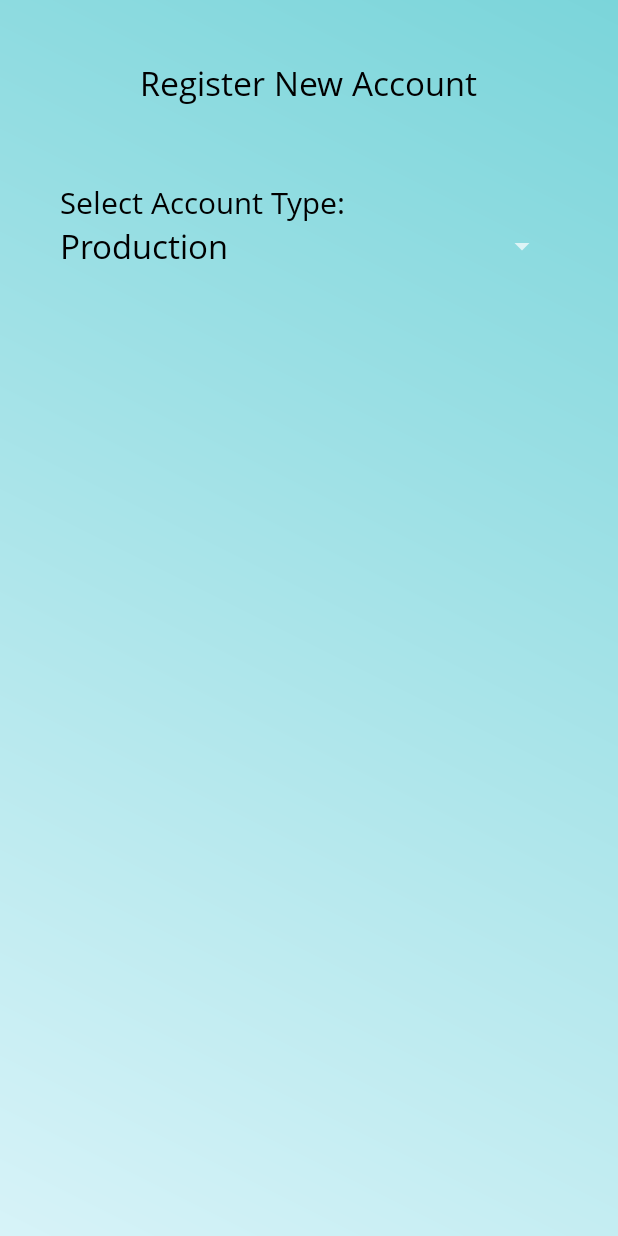
After one commit to rgsmith98/dispatch-project, an Android app: the SignupActivity screen opened directly, with no data from a screen before it, on a phone screen of 412 x 824 dp. The commit adds this screen. Run offline under Robolectric (Android 15) with nearby library versions, the phone set to English and light mode, and no system bars.

Commit message:
Start New Design of Signup Screen

```diff
--- /dev/null
+++ b/app/src/main/java/com/example/dispatchproject/SignupActivity.java
@@ -0,0 +1,34 @@
+package com.example.dispatchproject;
+
+import android.content.Context;
+import android.os.Bundle;
+import android.widget.ArrayAdapter;
+import android.widget.AutoCompleteTextView;
+import android.widget.ListAdapter;
+import android.widget.Spinner;
+import android.widget.SpinnerAdapter;
+
+import androidx.appcompat.app.AppCompatActivity;
+
+public class SignupActivity extends AppCompatActivity {
+
+    //Account Type Spinner
+    Spinner accountType;
+    Context context = this;
+
+    @Override
+    public void onCreate(Bundle savedInstanceState) {
+        super.onCreate(savedInstanceState);
+        setContentView(R.layout.activity_signup);
+
+        accountType = findViewById(R.id.registerType);
+
+        //Set Data in Array For Account Type
+        String[] accontTypeValues = { "Production", "Supply", "Quality", "Dispatch" };
+
+        //Set Data in Adapter
+        ArrayAdapter<String> adapter = new ArrayAdapter<String>(context, R.layout.spinner_layout, accontTypeValues);
+
+        accountType.setAdapter(adapter);
+    }
+}
--- a/app/src/main/res/layout/activity_login.xml
+++ b/app/src/main/res/layout/activity_login.xml
@@ -85,6 +85,7 @@
             android:layout_marginBottom="10sp"/>
 
         <TextView
+            android:id="@+id/signuptextview"
             android:layout_width="wrap_content"
             android:layout_height="wrap_content"
             android:text="Create One"
--- /dev/null
+++ b/app/src/main/res/layout/activity_signup.xml
@@ -0,0 +1,64 @@
+<?xml version="1.0" encoding="utf-8"?>
+<ScrollView
+    xmlns:android="http://schemas.android.com/apk/res/android"
+    xmlns:app="http://schemas.android.com/apk/res-auto"
+    xmlns:tools="http://schemas.android.com/tools"
+    android:layout_width="fill_parent"
+    android:layout_height="fill_parent"
+    android:fitsSystemWindows="true"
+    android:background="@drawable/splash_background"
+    tools:context=".SignupActivity">
+
+
+    <androidx.constraintlayout.widget.ConstraintLayout
+        android:layout_width="match_parent"
+        android:layout_height="wrap_content"
+        android:paddingLeft="40sp"
+        android:paddingRight="40sp">
+
+
+
+        <TextView
+            android:id="@+id/signupText"
+            android:layout_width="wrap_content"
+            android:layout_height="wrap_content"
+            android:text="Register New Account"
+            android:fontFamily="@font/application_font"
+            android:textSize="22sp"
+            android:textColor="#000"
+            android:paddingTop="40sp"
+            app:layout_constraintLeft_toLeftOf="parent"
+            app:layout_constraintRight_toRightOf="parent"
+            tools:ignore="MissingConstraints" />
+
+        <com.google.android.material.textfield.TextInputLayout
+            android:layout_width="match_parent"
+            android:layout_height="wrap_content"
+            tools:ignore="MissingConstraints"
+            app:layout_constraintLeft_toLeftOf="parent"
+            app:layout_constraintRight_toRightOf="parent"
+            app:layout_constraintTop_toBottomOf="@id/signupText"
+            android:hint="Select Account Type"
+            android:textColorHint="#000"
+            android:layout_marginTop="50sp">
+
+            <com.google.android.material.textview.MaterialTextView
+                android:layout_width="match_parent"
+                android:layout_height="wrap_content"
+                android:text="Select Account Type: "
+                android:textColor="#000"
+                android:fontFamily="@font/application_font"
+                android:textSize="20sp"/>
+
+            <Spinner
+                android:id="@+id/registerType"
+                android:layout_width="match_parent"
+                android:layout_height="match_parent"
+                android:popupBackground="#FFF"/>
+
+        </com.google.android.material.textfield.TextInputLayout>
+
+
+
+    </androidx.constraintlayout.widget.ConstraintLayout>
+</ScrollView>
--- /dev/null
+++ b/app/src/main/res/layout/spinner_layout.xml
@@ -0,0 +1,10 @@
+<?xml version="1.0" encoding="utf-8"?>
+
+<TextView
+    xmlns:android="http://schemas.android.com/apk/res/android"
+    android:id="@+id/spinner_layout"
+    android:layout_width="match_parent"
+    android:layout_height="wrap_content"
+    android:textSize="22sp"
+    android:fontFamily="@font/application_font"
+    android:textColor="#000"/>
--- /dev/null
+++ b/app/src/main/res/values/refs.xml
@@ -0,0 +1,2 @@
+<?xml version="1.0" encoding="utf-8"?>
+<resources></resources>
```
Also changed, not shown: app/src/main/AndroidManifest.xml (+2 -5 lines), app/src/main/java/com/example/dispatchproject/LoginActivity.java (+25 -1 lines), app/src/main/res/anim/slide_in_bottom.xml (added, +9 -0 lines), app/src/main/res/anim/slide_out_bottom.xml (added, +9 -0 lines).
